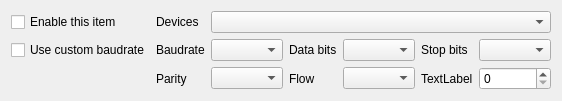
Above: src/debuggers/debugger/plugins/transponders/SAKTransponderSerialPortItem.ui from x-tools-author/x-tools before the change. Below: the same form after it.
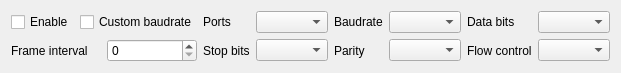
That is the form after the change.

Commit message: chore: update ui designer

```diff
--- a/src/debuggers/debugger/plugins/transponders/SAKTransponderSerialPortItem.ui
+++ b/src/debuggers/debugger/plugins/transponders/SAKTransponderSerialPortItem.ui
@@ -6,98 +6,105 @@
    <rect>
     <x>0</x>
     <y>0</y>
-    <width>438</width>
-    <height>77</height>
+    <width>482</width>
+    <height>54</height>
    </rect>
   </property>
   <property name="windowTitle">
    <string notr="true">Form</string>
   </property>
   <layout class="QGridLayout" name="gridLayout">
-   <item row="0" column="0">
-    <widget class="QCheckBox" name="enableCheckBox">
-     <property name="text">
-      <string>Enable this item</string>
-     </property>
-    </widget>
+   <item row="1" column="8">
+    <widget class="QComboBox" name="flowControlComboBox"/>
    </item>
-   <item row="0" column="2">
-    <widget class="QLabel" name="label">
-     <property name="layoutDirection">
-      <enum>Qt::LeftToRight</enum>
-     </property>
-     <property name="text">
-      <string>Devices</string>
-     </property>
-     <property name="alignment">
-      <set>Qt::AlignLeading|Qt::AlignLeft|Qt::AlignVCenter</set>
-     </property>
-    </widget>
-   </item>
-   <item row="1" column="2">
-    <widget class="QLabel" name="label_2">
-     <property name="layoutDirection">
-      <enum>Qt::LeftToRight</enum>
-     </property>
-     <property name="text">
-      <string>Baudrate</string>
-     </property>
-     <property name="alignment">
-      <set>Qt::AlignLeading|Qt::AlignLeft|Qt::AlignVCenter</set>
-     </property>
-    </widget>
-   </item>
-   <item row="1" column="3">
+   <item row="0" column="6">
     <widget class="QComboBox" name="baudRateComboBox"/>
    </item>
-   <item row="1" column="4">
-    <widget class="QLabel" name="label_3">
-     <property name="text">
-      <string>Data bits</string>
-     </property>
-    </widget>
-   </item>
-   <item row="1" column="5">
-    <widget class="QComboBox" name="dataBitscomboBox"/>
-   </item>
-   <item row="1" column="6">
+   <item row="1" column="2">
     <widget class="QLabel" name="label_4">
      <property name="text">
       <string>Stop bits</string>
      </property>
     </widget>
    </item>
-   <item row="1" column="7">
-    <widget class="QComboBox" name="stopBitscomboBox"/>
+   <item row="0" column="8">
+    <widget class="QComboBox" name="dataBitscomboBox"/>
    </item>
-   <item row="2" column="2">
+   <item row="0" column="2">
+    <widget class="QLabel" name="label">
+     <property name="layoutDirection">
+      <enum>Qt::LeftToRight</enum>
+     </property>
+     <property name="text">
+      <string>Ports</string>
+     </property>
+     <property name="alignment">
+      <set>Qt::AlignLeading|Qt::AlignLeft|Qt::AlignVCenter</set>
+     </property>
+    </widget>
+   </item>
+   <item row="1" column="0" colspan="2">
+    <widget class="QWidget" name="widget" native="true">
+     <layout class="QHBoxLayout" name="horizontalLayout">
+      <property name="leftMargin">
+       <number>0</number>
+      </property>
+      <property name="topMargin">
+       <number>0</number>
+      </property>
+      <property name="rightMargin">
+       <number>0</number>
+      </property>
+      <property name="bottomMargin">
+       <number>0</number>
+      </property>
+      <item>
+       <widget class="QLabel" name="label_7">
+        <property name="text">
+         <string>Frame interval</string>
+        </property>
+       </widget>
+      </item>
+      <item>
+       <widget class="QSpinBox" name="frameIntervalSpinBox"/>
+      </item>
+     </layout>
+    </widget>
+   </item>
+   <item row="1" column="5">
     <widget class="QLabel" name="label_5">
      <property name="text">
       <string>Parity</string>
      </property>
     </widget>
    </item>
-   <item row="2" column="3">
+   <item row="1" column="6">
     <widget class="QComboBox" name="parityComboBox"/>
    </item>
-   <item row="2" column="4">
-    <widget class="QLabel" name="label_6">
+   <item row="0" column="5">
+    <widget class="QLabel" name="label_2">
+     <property name="layoutDirection">
+      <enum>Qt::LeftToRight</enum>
+     </property>
      <property name="text">
-      <string>Flow</string>
+      <string>Baudrate</string>
      </property>
+     <property name="alignment">
+      <set>Qt::AlignLeading|Qt::AlignLeft|Qt::AlignVCenter</set>
+     </property>
     </widget>
    </item>
-   <item row="2" column="5">
-    <widget class="QComboBox" name="flowControlComboBox"/>
+   <item row="1" column="4">
+    <widget class="QComboBox" name="stopBitscomboBox"/>
    </item>
-   <item row="2" column="6">
-    <widget class="QLabel" name="label_7">
+   <item row="0" column="0">
+    <widget class="QCheckBox" name="enableCheckBox">
      <property name="text">
-      <string>TextLabel</string>
+      <string>Enable</string>
      </property>
     </widget>
    </item>
-   <item row="0" column="3" colspan="5">
+   <item row="0" column="4">
     <widget class="QComboBox" name="portNameComboBox">
      <property name="sizePolicy">
       <sizepolicy hsizetype="Expanding" vsizetype="Fixed">
@@ -107,15 +114,26 @@
      </property>
     </widget>
    </item>
-   <item row="1" column="0">
+   <item row="1" column="7">
+    <widget class="QLabel" name="label_6">
+     <property name="text">
+      <string>Flow control</string>
+     </property>
+    </widget>
+   </item>
+   <item row="0" column="1">
     <widget class="QCheckBox" name="customBaudrateCheckBox">
      <property name="text">
-      <string>Use custom baudrate</string>
+      <string>Custom baudrate</string>
      </property>
     </widget>
    </item>
-   <item row="2" column="7">
-    <widget class="QSpinBox" name="frameIntervalSpinBox"/>
+   <item row="0" column="7">
+    <widget class="QLabel" name="label_3">
+     <property name="text">
+      <string>Data bits</string>
+     </property>
+    </widget>
    </item>
   </layout>
  </widget>
```
The commit also changes 1 other file.
